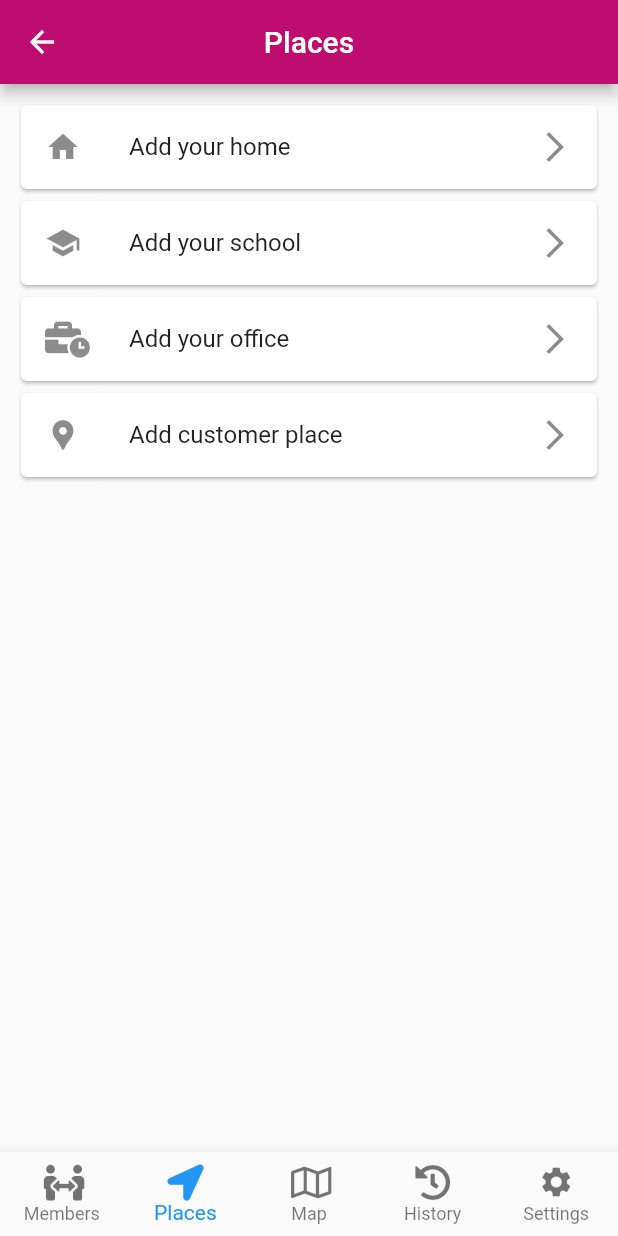
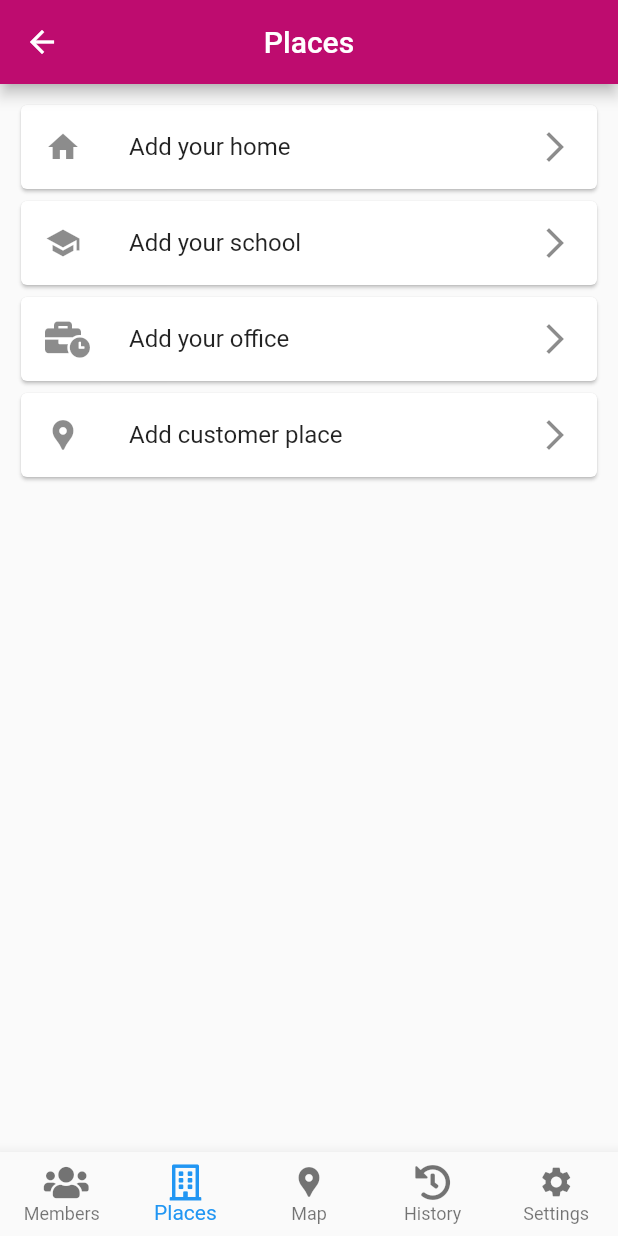
Before and after one commit to imashaWe/family-live-spots, a Flutter app: the TabView screen opened by its route, item 2 of the bottom bar chosen, on a phone screen of 412 x 824 dp. Run offline on Flutter 3.47's test engine with Material 2 defaults, Android fonts, the phone set to English and light mode, and no system bars; our stand-ins replace cloud_firestore, firebase_auth, firebase_core, firebase_storage, flutter_svg, font_awesome_flutter and 6 more; missing offline and left inert: cached_network_marker, flutter_background_geolocation, qrscan; accounts and stored records are empty.

Commit message:
fix bugs

```diff
--- a/app/lib/screens/tab_view.dart
+++ b/app/lib/screens/tab_view.dart
@@ -46,11 +46,10 @@ class _TabViewState extends State<TabView> {
         type: BottomNavigationBarType.fixed,
         items: [
           BottomNavigationBarItem(
-              icon: Icon(FontAwesomeIcons.peopleArrows), label: "Members"),
+              icon: Icon(FontAwesomeIcons.users), label: "Members"),
           BottomNavigationBarItem(
-              icon: Icon(FontAwesomeIcons.locationArrow), label: "Places"),
-          BottomNavigationBarItem(
-              icon: Icon(FontAwesomeIcons.map), label: "Map"),
+              icon: Icon(FontAwesomeIcons.building), label: "Places"),
+          BottomNavigationBarItem(icon: Icon(Icons.location_pin), label: "Map"),
           BottomNavigationBarItem(
               icon: Icon(FontAwesomeIcons.history), label: "History"),
           BottomNavigationBarItem(icon: Icon(Icons.settings), label: "Settings")
--- a/app/pubspec.yaml
+++ b/app/pubspec.yaml
@@ -39,6 +39,8 @@ dependencies:
   top_snackbar_flutter: ^1.0.0
   google_sign_in: ^5.0.4
   cached_network_marker: ^0.1.1
+  timeago: ^3.1.0
+  intl: ^0.17.0
 
   # The following adds the Cupertino Icons font to your application.
   # Use with the CupertinoIcons class for iOS style icons.
```
Also changed, not shown: app/pubspec.lock.
